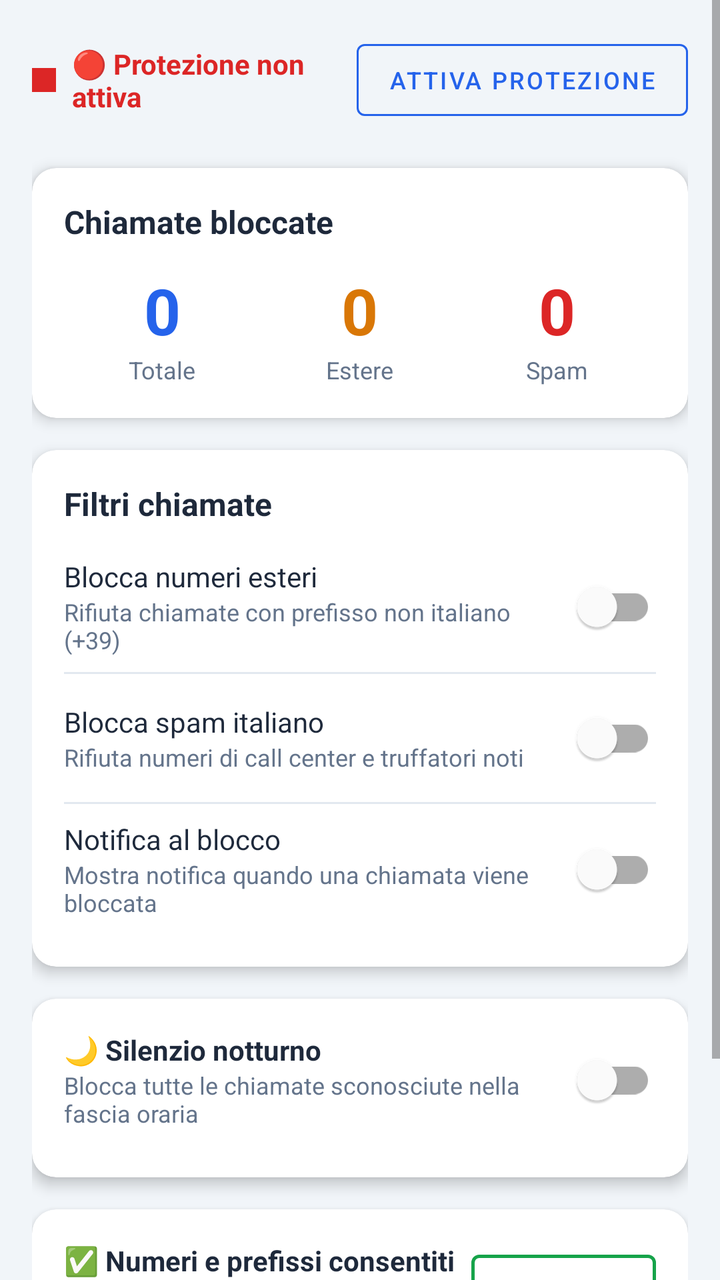
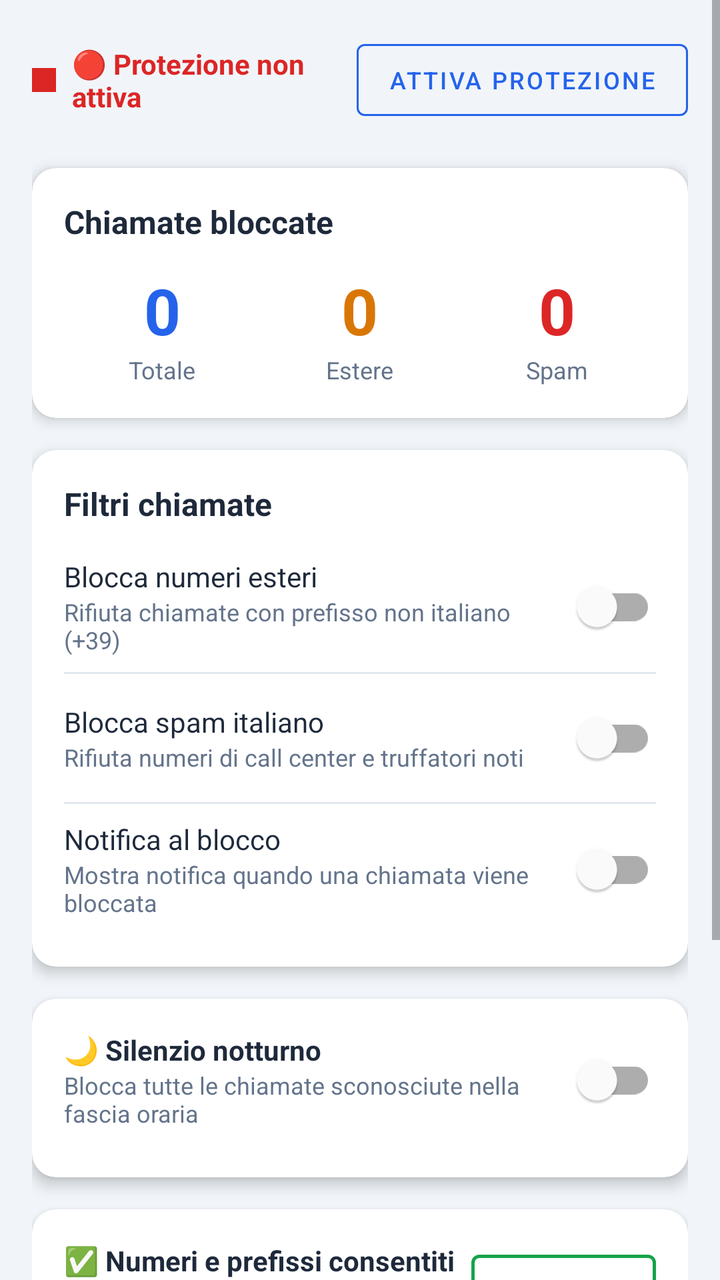

Two renders of the same Android screen: before a commit and after it. Below are the layout's source before the change and the commit's diff.
<!-- AndroidManifest.xml: application theme Theme.ScudoChiamate -->
<!-- res/layout/activity_main.xml -->
<?xml version="1.0" encoding="utf-8"?>
<ScrollView xmlns:android="http://schemas.android.com/apk/res/android"
    xmlns:app="http://schemas.android.com/apk/res-auto"
    android:layout_width="match_parent"
    android:layout_height="match_parent"
    android:background="@color/background"
    android:fillViewport="true">

    <LinearLayout
        android:layout_width="match_parent"
        android:layout_height="wrap_content"
        android:orientation="vertical"
        android:padding="16dp">

        
        <LinearLayout
            android:layout_width="match_parent"
            android:layout_height="wrap_content"
            android:gravity="center_vertical"
            android:orientation="horizontal"
            android:layout_marginBottom="20dp">

            <View
                android:id="@+id/statusIndicator"
                android:layout_width="12dp"
                android:layout_height="12dp"
                android:background="@color/red_inactive"
                android:layout_marginEnd="8dp" />

            <TextView
                android:id="@+id/tvServiceStatus"
                android:layout_width="0dp"
                android:layout_height="wrap_content"
                android:layout_weight="1"
                android:text="@string/service_inactive"
                android:textColor="@color/red_inactive"
                android:textSize="14sp"
                android:textStyle="bold" />

            <com.google.android.material.button.MaterialButton
                android:id="@+id/btnActivate"
                android:layout_width="wrap_content"
                android:layout_height="wrap_content"
                android:text="@string/btn_activate"
                android:textSize="12sp"
                style="@style/Widget.MaterialComponents.Button.OutlinedButton"
                app:strokeColor="@color/primary" />
        </LinearLayout>

        
        <com.google.android.material.card.MaterialCardView
            android:layout_width="match_parent"
            android:layout_height="wrap_content"
            android:layout_marginBottom="16dp"
            app:cardCornerRadius="12dp"
            app:cardElevation="4dp"
            app:cardBackgroundColor="@color/card_background">

            <LinearLayout
                android:layout_width="match_parent"
                android:layout_height="wrap_content"
                android:orientation="vertical"
                android:padding="16dp">

                <TextView
                    android:layout_width="wrap_content"
                    android:layout_height="wrap_content"
                    android:text="@string/stats_title"
                    android:textSize="16sp"
                    android:textStyle="bold"
                    android:textColor="@color/text_primary"
                    android:layout_marginBottom="12dp" />

                <LinearLayout
                    android:layout_width="match_parent"
                    android:layout_height="wrap_content"
                    android:orientation="horizontal"
                    android:gravity="center">

                    <LinearLayout android:layout_width="0dp" android:layout_height="wrap_content"
                        android:layout_weight="1" android:orientation="vertical" android:gravity="center">
                        <TextView android:id="@+id/tvTotalCount" android:layout_width="wrap_content"
                            android:layout_height="wrap_content" android:text="0"
                            android:textSize="32sp" android:textStyle="bold" android:textColor="@color/primary" />
                        <TextView android:layout_width="wrap_content" android:layout_height="wrap_content"
                            android:text="@string/stat_total" android:textSize="12sp" android:textColor="@color/text_secondary" />
                    </LinearLayout>

                    <LinearLayout android:layout_width="0dp" android:layout_height="wrap_content"
                        android:layout_weight="1" android:orientation="vertical" android:gravity="center">
                        <TextView android:id="@+id/tvForeignCount" android:layout_width="wrap_content"
                            android:layout_height="wrap_content" android:text="0"
                            android:textSize="32sp" android:textStyle="bold" android:textColor="@color/orange_foreign" />
                        <TextView android:layout_width="wrap_content" android:layout_height="wrap_content"
                            android:text="@string/stat_foreign" android:textSize="12sp" android:textColor="@color/text_secondary" />
                    </LinearLayout>

                    <LinearLayout android:layout_width="0dp" android:layout_height="wrap_content"
                        android:layout_weight="1" android:orientation="vertical" android:gravity="center">
                        <TextView android:id="@+id/tvSpamCount" android:layout_width="wrap_content"
                            android:layout_height="wrap_content" android:text="0"
                            android:textSize="32sp" android:textStyle="bold" android:textColor="@color/red_spam" />
                        <TextView android:layout_width="wrap_content" android:layout_height="wrap_content"
                            android:text="@string/stat_spam" android:textSize="12sp" android:textColor="@color/text_secondary" />
                    </LinearLayout>
                </LinearLayout>
            </LinearLayout>
        </com.google.android.material.card.MaterialCardView>

        
        <com.google.android.material.card.MaterialCardView
            android:layout_width="match_parent"
            android:layout_height="wrap_content"
            android:layout_marginBottom="16dp"
            app:cardCornerRadius="12dp"
            app:cardElevation="4dp"
            app:cardBackgroundColor="@color/card_background">

            <LinearLayout
                android:layout_width="match_parent"
                android:layout_height="wrap_content"
                android:orientation="vertical"
                android:padding="16dp">

                <TextView
                    android:layout_width="wrap_content"
                    android:layout_height="wrap_content"
                    android:text="@string/settings_title"
                    android:textSize="16sp"
                    android:textStyle="bold"
                    android:textColor="@color/text_primary"
                    android:layout_marginBottom="8dp" />

                
                <LinearLayout android:layout_width="match_parent" android:layout_height="wrap_content"
                    android:orientation="horizontal" android:gravity="center_vertical"
                    android:paddingTop="8dp" android:paddingBottom="8dp">
                    <LinearLayout android:layout_width="0dp" android:layout_height="wrap_content"
                        android:layout_weight="1" android:orientation="vertical">
                        <TextView android:layout_width="wrap_content" android:layout_height="wrap_content"
                            android:text="@string/toggle_foreign_label" android:textSize="14sp" android:textColor="@color/text_primary" />
                        <TextView android:layout_width="wrap_content" android:layout_height="wrap_content"
                            android:text="@string/toggle_foreign_desc" android:textSize="12sp" android:textColor="@color/text_secondary" />
                    </LinearLayout>
                    <com.google.android.material.switchmaterial.SwitchMaterial
                        android:id="@+id/switchForeign" android:layout_width="wrap_content" android:layout_height="wrap_content" />
                </LinearLayout>

                <View android:layout_width="match_parent" android:layout_height="1dp" android:background="@color/divider" />

                
                <LinearLayout android:layout_width="match_parent" android:layout_height="wrap_content"
                    android:orientation="horizontal" android:gravity="center_vertical"
                    android:paddingTop="8dp" android:paddingBottom="8dp">
                    <LinearLayout android:layout_width="0dp" android:layout_height="wrap_content"
                        android:layout_weight="1" android:orientation="vertical">
                        <TextView android:layout_width="wrap_content" android:layout_height="wrap_content"
                            android:text="@string/toggle_spam_label" android:textSize="14sp" android:textColor="@color/text_primary" />
                        <TextView android:layout_width="wrap_content" android:layout_height="wrap_content"
                            android:text="@string/toggle_spam_desc" android:textSize="12sp" android:textColor="@color/text_secondary" />
                    </LinearLayout>
                    <com.google.android.material.switchmaterial.SwitchMaterial
                        android:id="@+id/switchSpam" android:layout_width="wrap_content" android:layout_height="wrap_content" />
                </LinearLayout>

                <View android:layout_width="match_parent" android:layout_height="1dp" android:background="@color/divider" />

                
                <LinearLayout android:layout_width="match_parent" android:layout_height="wrap_content"
                    android:orientation="horizontal" android:gravity="center_vertical"
                    android:paddingTop="8dp" android:paddingBottom="8dp">
                    <LinearLayout android:layout_width="0dp" android:layout_height="wrap_content"
                        android:layout_weight="1" android:orientation="vertical">
                        <TextView android:layout_width="wrap_content" android:layout_height="wrap_content"
                            android:text="@string/toggle_notify_label" android:textSize="14sp" android:textColor="@color/text_primary" />
                        <TextView android:layout_width="wrap_content" android:layout_height="wrap_content"
                            android:text="@string/toggle_notify_desc" android:textSize="12sp" android:textColor="@color/text_secondary" />
                    </LinearLayout>
                    <com.google.android.material.switchmaterial.SwitchMaterial
                        android:id="@+id/switchNotify" android:layout_width="wrap_content" android:layout_height="wrap_content" />
                </LinearLayout>
            </LinearLayout>
        </com.google.android.material.card.MaterialCardView>

        
        <com.google.android.material.card.MaterialCardView
            android:layout_width="match_parent"
            android:layout_height="wrap_content"
            android:layout_marginBottom="16dp"
            app:cardCornerRadius="12dp"
            app:cardElevation="4dp"
            app:cardBackgroundColor="@color/card_background">

            <LinearLayout
                android:layout_width="match_parent"
                android:layout_height="wrap_content"
                android:orientation="vertical"
                android:padding="16dp">

                <LinearLayout android:layout_width="match_parent" android:layout_height="wrap_content"
                    android:orientation="horizontal" android:gravity="center_vertical"
                    android:paddingBottom="8dp">
                    <LinearLayout android:layout_width="0dp" android:layout_height="wrap_content"
                        android:layout_weight="1" android:orientation="vertical">
                        <TextView android:layout_width="wrap_content" android:layout_height="wrap_content"
                            android:text="@string/toggle_time_label" android:textSize="14sp"
                            android:textStyle="bold" android:textColor="@color/text_primary" />
                        <TextView android:layout_width="wrap_content" android:layout_height="wrap_content"
                            android:text="@string/toggle_time_desc" android:textSize="12sp" android:textColor="@color/text_secondary" />
                    </LinearLayout>
                    <com.google.android.material.switchmaterial.SwitchMaterial
                        android:id="@+id/switchTimeBlock" android:layout_width="wrap_content" android:layout_height="wrap_content" />
                </LinearLayout>

                
                <LinearLayout
                    android:id="@+id/timeBlockControls"
                    android:layout_width="match_parent"
                    android:layout_height="wrap_content"
                    android:orientation="horizontal"
                    android:gravity="center"
                    android:visibility="gone">

                    <com.google.android.material.button.MaterialButton
                        android:id="@+id/btnStartTime"
                        android:layout_width="0dp"
                        android:layout_height="wrap_content"
                        android:layout_weight="1"
                        android:layout_marginEnd="8dp"
                        android:text="@string/time_from_default"
                        style="@style/Widget.MaterialComponents.Button.OutlinedButton"
                        app:strokeColor="@color/primary" />

                    <TextView
                        android:layout_width="wrap_content"
                        android:layout_height="wrap_content"
                        android:text="→"
                        android:textSize="18sp"
                        android:layout_marginEnd="8dp"
                        android:textColor="@color/text_secondary" />

                    <com.google.android.material.button.MaterialButton
                        android:id="@+id/btnEndTime"
                        android:layout_width="0dp"
                        android:layout_height="wrap_content"
                        android:layout_weight="1"
                        android:text="@string/time_to_default"
                        style="@style/Widget.MaterialComponents.Button.OutlinedButton"
                        app:strokeColor="@color/primary" />
                </LinearLayout>
            </LinearLayout>
        </com.google.android.material.card.MaterialCardView>

        
        <com.google.android.material.card.MaterialCardView
            android:layout_width="match_parent"
            android:layout_height="wrap_content"
            android:layout_marginBottom="16dp"
            app:cardCornerRadius="12dp"
            app:cardElevation="4dp"
            app:cardBackgroundColor="@color/card_background">

            <LinearLayout
                android:layout_width="match_parent"
                android:layout_height="wrap_content"
                android:orientation="horizontal"
                android:gravity="center_vertical"
                android:padding="16dp">

                <LinearLayout
                    android:layout_width="0dp"
                    android:layout_height="wrap_content"
                    android:layout_weight="1"
                    android:orientation="vertical">
                    <TextView
                        android:layout_width="wrap_content"
                        android:layout_height="wrap_content"
                        android:text="@string/whitelist_card_title"
                        android:textSize="14sp"
                        android:textStyle="bold"
                        android:textColor="@color/text_primary" />
                    <TextView
                        android:layout_width="wrap_content"
                        android:layout_height="wrap_content"
                        android:text="@string/whitelist_card_desc"
                        android:textSize="12sp"
                        android:textColor="@color/text_secondary" />
                </LinearLayout>

                <com.google.android.material.button.MaterialButton
                    android:id="@+id/btnManageWhitelist"
                    android:layout_width="wrap_content"
                    android:layout_height="wrap_content"
                    android:text="@string/btn_manage"
                    android:textSize="12sp"
                    style="@style/Widget.MaterialComponents.Button.OutlinedButton"
                    app:strokeColor="@color/green_active"
                    app:strokeWidth="1.5dp" />
            </LinearLayout>
        </com.google.android.material.card.MaterialCardView>

        
        <LinearLayout
            android:layout_width="match_parent"
            android:layout_height="wrap_content"
            android:orientation="horizontal"
            android:gravity="center_vertical"
            android:layout_marginBottom="8dp">

            <TextView
                android:layout_width="0dp"
                android:layout_height="wrap_content"
                android:layout_weight="1"
                android:text="@string/history_title"
                android:textSize="16sp"
                android:textStyle="bold"
                android:textColor="@color/text_primary" />

            <com.google.android.material.button.MaterialButton
                android:id="@+id/btnClearHistory"
                android:layout_width="wrap_content"
                android:layout_height="wrap_content"
                android:text="@string/btn_clear"
                android:textSize="12sp"
                style="@style/Widget.MaterialComponents.Button.TextButton" />
        </LinearLayout>

        <TextView
            android:id="@+id/emptyState"
            android:layout_width="match_parent"
            android:layout_height="wrap_content"
            android:text="@string/empty_history"
            android:textColor="@color/text_secondary"
            android:gravity="center"
            android:padding="24dp"
            android:visibility="gone" />

        <androidx.recyclerview.widget.RecyclerView
            android:id="@+id/rvBlockedCalls"
            android:layout_width="match_parent"
            android:layout_height="wrap_content"
            android:nestedScrollingEnabled="false" />

    </LinearLayout>
</ScrollView>
<!-- resources referenced by this layout -->
<resources>
  <color name="background">#F1F5F9</color>
  <color name="card_background">#FFFFFF</color>
  <color name="divider">#E2E8F0</color>
  <color name="green_active">#16A34A</color>
  <color name="orange_foreign">#D97706</color>
  <color name="primary">#2563EB</color>
  <color name="red_inactive">#DC2626</color>
  <color name="red_spam">#DC2626</color>
  <color name="text_primary">#1E293B</color>
  <color name="text_secondary">#64748B</color>
  <string name="btn_activate">Attiva protezione</string>
  <string name="btn_clear">Cancella tutto</string>
  <string name="btn_manage">Gestisci</string>
  <string name="empty_history">Nessuna chiamata bloccata ancora 🛡️</string>
  <string name="history_title">Cronologia blocchi</string>
  <string name="service_inactive">🔴 Protezione non attiva</string>
  <string name="settings_title">Filtri chiamate</string>
  <string name="stat_foreign">Estere</string>
  <string name="stat_spam">Spam</string>
  <string name="stat_total">Totale</string>
  <string name="stats_title">Chiamate bloccate</string>
  <string name="time_from_default">Da 22:00</string>
  <string name="time_to_default">Fino alle 08:00</string>
  <string name="toggle_foreign_desc">Rifiuta chiamate con prefisso non italiano (+39)</string>
  <string name="toggle_foreign_label">Blocca numeri esteri</string>
  <string name="toggle_notify_desc">Mostra notifica quando una chiamata viene bloccata</string>
  <string name="toggle_notify_label">Notifica al blocco</string>
  <string name="toggle_spam_desc">Rifiuta numeri di call center e truffatori noti</string>
  <string name="toggle_spam_label">Blocca spam italiano</string>
  <string name="toggle_time_desc">Blocca tutte le chiamate sconosciute nella fascia oraria</string>
  <string name="toggle_time_label">🌙 Silenzio notturno</string>
  <string name="whitelist_card_desc">Aggiungi prefissi esteri (+44, +33…) o numeri fissi sempre ammessi</string>
  <string name="whitelist_card_title">✅ Numeri e prefissi consentiti</string>
  <style name="Theme.ScudoChiamate" parent="Theme.MaterialComponents.DayNight.DarkActionBar">
          <item name="colorPrimary">@color/primary</item>
          <item name="colorPrimaryVariant">@color/primary_dark</item>
          <item name="colorOnPrimary">@color/white</item>
          <item name="colorSecondary">@color/green_active</item>
          <item name="colorOnSecondary">@color/white</item>
          <item name="android:statusBarColor">@color/primary_dark</item>
          <item name="android:windowBackground">@color/background</item>
      </style>
  <color name="primary_dark">#1D4ED8</color>
  <color name="white">#FFFFFFFF</color>
</resources>

<!-- the commit's change to res/layout/activity_main.xml (unified diff, before → after) -->
@@ -299,6 +299,55 @@
             </LinearLayout>
         </com.google.android.material.card.MaterialCardView>
 
+
+        
+        <com.google.android.material.card.MaterialCardView
+            android:layout_width="match_parent"
+            android:layout_height="wrap_content"
+            android:layout_marginBottom="16dp"
+            app:cardCornerRadius="12dp"
+            app:cardElevation="4dp"
+            app:cardBackgroundColor="@color/card_background">
+
+            <LinearLayout
+                android:layout_width="match_parent"
+                android:layout_height="wrap_content"
+                android:orientation="horizontal"
+                android:gravity="center_vertical"
+                android:padding="16dp">
+
+                <LinearLayout
+                    android:layout_width="0dp"
+                    android:layout_height="wrap_content"
+                    android:layout_weight="1"
+                    android:orientation="vertical">
+                    <TextView
+                        android:layout_width="wrap_content"
+                        android:layout_height="wrap_content"
+                        android:text="@string/call_log_card_title"
+                        android:textSize="14sp"
+                        android:textStyle="bold"
+                        android:textColor="@color/text_primary" />
+                    <TextView
+                        android:layout_width="wrap_content"
+                        android:layout_height="wrap_content"
+                        android:text="@string/call_log_card_desc"
+                        android:textSize="12sp"
+                        android:textColor="@color/text_secondary" />
+                </LinearLayout>
+
+                <com.google.android.material.button.MaterialButton
+                    android:id="@+id/btnCallLog"
+                    android:layout_width="wrap_content"
+                    android:layout_height="wrap_content"
+                    android:text="@string/btn_manage"
+                    android:textSize="12sp"
+                    style="@style/Widget.MaterialComponents.Button.OutlinedButton"
+                    app:strokeColor="@color/orange_foreign"
+                    app:strokeWidth="1.5dp" />
+            </LinearLayout>
+        </com.google.android.material.card.MaterialCardView>
+
         
         <LinearLayout
             android:layout_width="match_parent"
<!-- resource entries referenced after the edit -->
@@ -13,6 +13,8 @@
   <string name="btn_activate">Attiva protezione</string>
   <string name="btn_clear">Cancella tutto</string>
   <string name="btn_manage">Gestisci</string>
+  <string name="call_log_card_desc">Blocca o sblocca numeri dalla tua cronologia chiamate</string>
+  <string name="call_log_card_title">📞 Blocca dalla cronologia</string>
   <string name="empty_history">Nessuna chiamata bloccata ancora 🛡️</string>
   <string name="history_title">Cronologia blocchi</string>
   <string name="service_inactive">🔴 Protezione non attiva</string>
